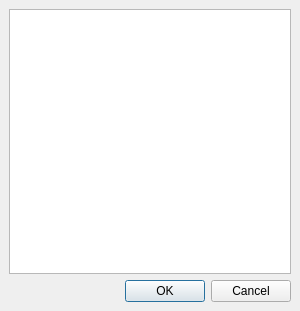
This is src/scoresdialog.ui in KDE/ksquares as Qt 5 draws it before an edit. The edited form follows.
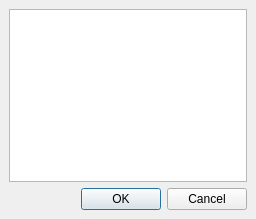
This is the edited form.

Commit message: Minor UI updates Disabling the AI difficulty selector since it doesn't do anything at the moment

Diff of the .ui file:
```diff
--- a/src/scoresdialog.ui
+++ b/src/scoresdialog.ui
@@ -5,8 +5,8 @@
    <rect>
     <x>0</x>
     <y>0</y>
-    <width>300</width>
-    <height>311</height>
+    <width>256</width>
+    <height>219</height>
    </rect>
   </property>
   <property name="windowTitle" >
```
The commit also changes 1 other file.
